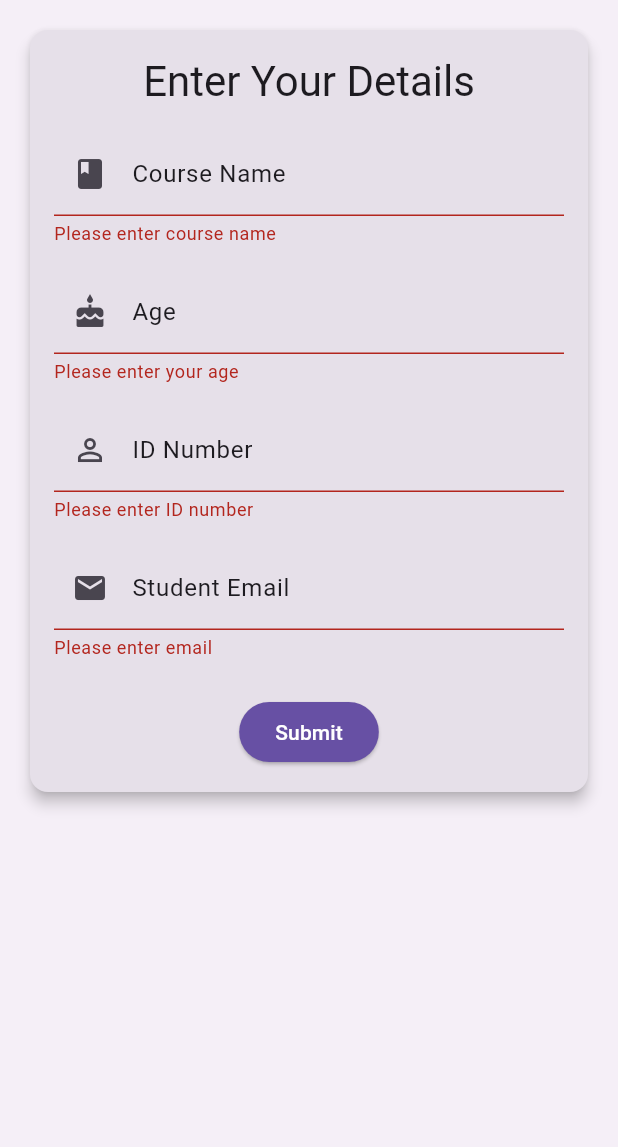
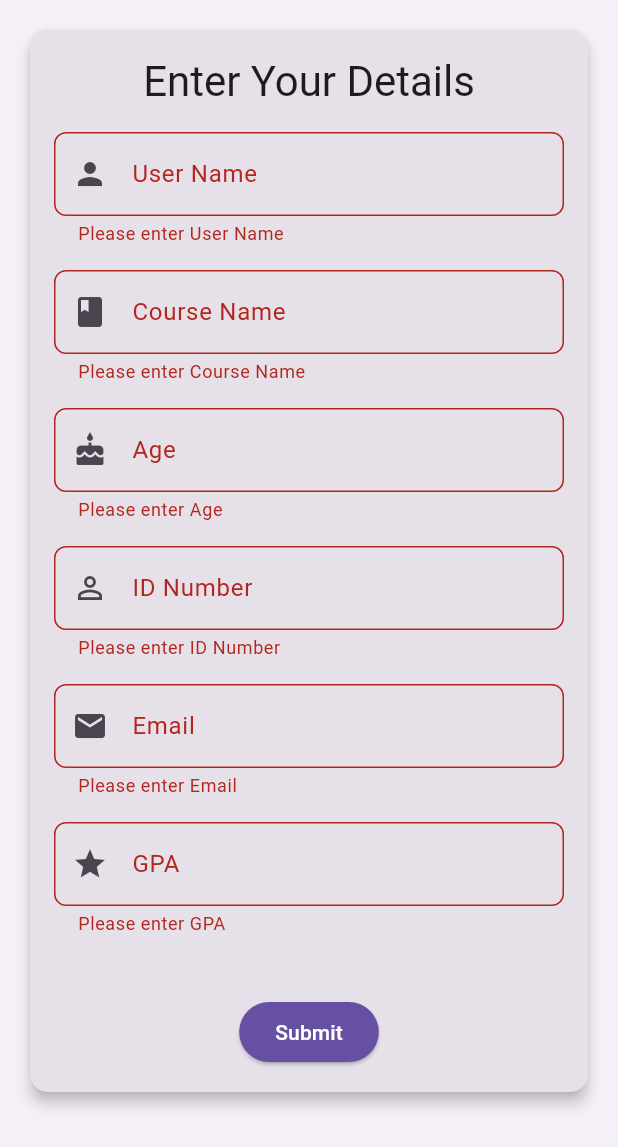
Before and after one commit to RajanithBandara/nsbm_student_academic_tracker, a Flutter app: the DataSendForm screen opened directly, after a tap on "Submit", on a phone screen of 412 x 824 dp. Shown: the top 1147 px of the screen. Run offline on Flutter 3.47's test engine with Material 3 defaults, Android fonts, the phone set to English and light mode, and no system bars; drawn by our look-alikes of dynamic_color; our stand-ins replace cloud_firestore, firebase_auth, firebase_core, google_sign_in, shared_preferences, table_calendar; accounts and stored records are empty.

```diff
--- a/lib/pages/datasendform.dart
+++ b/lib/pages/datasendform.dart
@@ -1,7 +1,7 @@
 import 'package:cloud_firestore/cloud_firestore.dart';
 import 'package:firebase_auth/firebase_auth.dart';
 import 'package:flutter/material.dart';
-import '../models/userdata_model.dart'; // Import your StudentModel
+import '../models/userdata_model.dart';
 
 class DataSendForm extends StatefulWidget {
   const DataSendForm({super.key});
@@ -12,36 +12,38 @@ class DataSendForm extends StatefulWidget {
 
 class _DataSendFormState extends State<DataSendForm> {
   final _formKey = GlobalKey<FormState>();
+  final TextEditingController _userNameController = TextEditingController();
   final TextEditingController _courseNameController = TextEditingController();
   final TextEditingController _ageController = TextEditingController();
   final TextEditingController _idNumberController = TextEditingController();
   final TextEditingController _emailController = TextEditingController();
+  final TextEditingController _gpaController = TextEditingController();
   final User? user = FirebaseAuth.instance.currentUser;
 
   Future<void> storeData() async {
     try {
-      // Create a StudentModel instance from form inputs
-      final student = StudentModel(
+      final userData = UserDataModel(
+        userName: _userNameController.text,
         courseName: _courseNameController.text,
         age: int.parse(_ageController.text),
         idNumber: _idNumberController.text,
         email: _emailController.text,
+        gpa: double.tryParse(_gpaController.text) ?? 0.0,
       );
 
-      // Use the model's toMap() method when storing the data in Firestore
       await FirebaseFirestore.instance
           .collection("studentdata")
           .doc(user!.uid)
-          .set(student.toMap());
+          .set(userData.toMap());
 
       if (!mounted) return;
       ScaffoldMessenger.of(context).showSnackBar(
         const SnackBar(content: Text("Data sent successfully")),
       );
-    } on FirebaseAuthException catch (e) {
+    } catch (e) {
       if (!mounted) return;
       ScaffoldMessenger.of(context).showSnackBar(
-        SnackBar(content: Text(e.message ?? "Data submission failed!")),
+        SnackBar(content: Text("Data submission failed: ${e.toString()}")),
       );
     }
   }
@@ -71,104 +73,12 @@ class _DataSendFormState extends State<DataSendForm> {
                     ),
                   ),
                   const SizedBox(height: 16),
-                  TextFormField(
-                    controller: _courseNameController,
-                    decoration: InputDecoration(
-                      labelText: "Course Name",
-                      prefixIcon: const Icon(Icons.book),
-                      labelStyle: theme.textTheme.bodyLarge?.copyWith(color: colorScheme.onSurface),
-                      focusedBorder: OutlineInputBorder(
-                        borderSide: BorderSide(color: colorScheme.primary),
-                        borderRadius: BorderRadius.circular(8),
-                      ),
-                      enabledBorder: OutlineInputBorder(
-                        borderSide: BorderSide(color: colorScheme.outline),
-                        borderRadius: BorderRadius.circular(8),
-                      ),
-                    ),
-                    validator: (value) {
-                      if (value == null || value.isEmpty) {
-                        return 'Please enter course name';
-                      }
-                      return null;
-                    },
-                  ),
-                  const SizedBox(height: 16),
-                  TextFormField(
-                    controller: _ageController,
-                    keyboardType: TextInputType.number,
-                    decoration: InputDecoration(
-                      labelText: "Age",
-                      prefixIcon: const Icon(Icons.cake),
-                      labelStyle: theme.textTheme.bodyLarge?.copyWith(color: colorScheme.onSurface),
-                      focusedBorder: OutlineInputBorder(
-                        borderSide: BorderSide(color: colorScheme.primary),
-                        borderRadius: BorderRadius.circular(8),
-                      ),
-                      enabledBorder: OutlineInputBorder(
-                        borderSide: BorderSide(color: colorScheme.outline),
-                        borderRadius: BorderRadius.circular(8),
-                      ),
-                    ),
-                    validator: (value) {
-                      if (value == null || value.isEmpty) {
-                        return 'Please enter your age';
-                      } else if (int.tryParse(value) == null) {
-                        return 'Please enter a valid number';
-                      }
-                      return null;
-                    },
-                  ),
-                  const SizedBox(height: 16),
-                  TextFormField(
-                    controller: _idNumberController,
-                    keyboardType: TextInputType.number,
-                    decoration: InputDecoration(
-                      labelText: "ID Number",
-                      prefixIcon: const Icon(Icons.perm_identity),
-                      labelStyle: theme.textTheme.bodyLarge?.copyWith(color: colorScheme.onSurface),
-                      focusedBorder: OutlineInputBorder(
-                        borderSide: BorderSide(color: colorScheme.primary),
-                        borderRadius: BorderRadius.circular(8),
-                      ),
-                      enabledBorder: OutlineInputBorder(
-                        borderSide: BorderSide(color: colorScheme.outline),
-                        borderRadius: BorderRadius.circular(8),
-                      ),
-                    ),
-                    validator: (value) {
-                      if (value == null || value.isEmpty) {
-                        return 'Please enter ID number';
-                      }
-                      return null;
-                    },
-                  ),
-                  const SizedBox(height: 16),
-                  TextFormField(
-                    controller: _emailController,
-                    keyboardType: TextInputType.emailAddress,
-                    decoration: InputDecoration(
-                      labelText: "Student Email",
-                      prefixIcon: const Icon(Icons.email),
-                      labelStyle: theme.textTheme.bodyLarge?.copyWith(color: colorScheme.onSurface),
-                      focusedBorder: OutlineInputBorder(
-                        borderSide: BorderSide(color: colorScheme.primary),
-                        borderRadius: BorderRadius.circular(8),
-                      ),
-                      enabledBorder: OutlineInputBorder(
-                        borderSide: BorderSide(color: colorScheme.outline),
-                        borderRadius: BorderRadius.circular(8),
-                      ),
-                    ),
-                    validator: (value) {
-                      if (value == null || value.isEmpty) {
-                        return 'Please enter email';
-                      } else if (!RegExp(r'^[\w-\.]+@([\w-]+\.)+[\w-]{2,4}$').hasMatch(value)) {
-                        return 'Enter a valid email address';
-                      }
-                      return null;
-                    },
-                  ),
+                  _buildTextField("User Name", _userNameController, Icons.person),
+                  _buildTextField("Course Name", _courseNameController, Icons.book),
+                  _buildTextField("Age", _ageController, Icons.cake, isNumber: true),
+                  _buildTextField("ID Number", _idNumberController, Icons.perm_identity),
+                  _buildTextField("Email", _emailController, Icons.email, isEmail: true),
+                  _buildTextField("GPA", _gpaController, Icons.grade, isNumber: true),
                   const SizedBox(height: 24),
                   Center(
                     child: ElevatedButton(
@@ -195,12 +105,41 @@ class _DataSendFormState extends State<DataSendForm> {
     );
   }
 
+  Widget _buildTextField(String label, TextEditingController controller, IconData icon, {bool isNumber = false, bool isEmail = false}) {
+    return Padding(
+      padding: const EdgeInsets.only(bottom: 16.0),
+      child: TextFormField(
+        controller: controller,
+        keyboardType: isNumber ? TextInputType.number : (isEmail ? TextInputType.emailAddress : TextInputType.text),
+        decoration: InputDecoration(
+          labelText: label,
+          prefixIcon: Icon(icon),
+          border: OutlineInputBorder(borderRadius: BorderRadius.circular(8)),
+        ),
+        validator: (value) {
+          if (value == null || value.isEmpty) {
+            return 'Please enter $label';
+          }
+          if (isNumber && double.tryParse(value) == null) {
+            return 'Enter a valid number';
+          }
+          if (isEmail && !RegExp(r'^[\w-\.]+@([\w-]+\.)+[\w-]{2,4}\$').hasMatch(value)) {
+            return 'Enter a valid email';
+          }
+          return null;
+        },
+      ),
+    );
+  }
+
   @override
   void dispose() {
+    _userNameController.dispose();
     _courseNameController.dispose();
     _ageController.dispose();
     _idNumberController.dispose();
     _emailController.dispose();
+    _gpaController.dispose();
     super.dispose();
   }
 }
```
